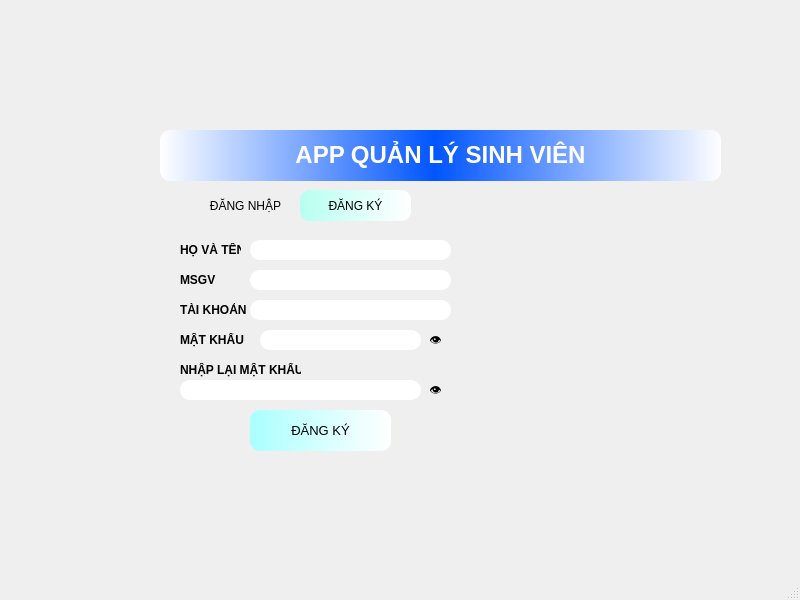
First picture: the form in GiaoDien_Table/log_in.ui, repository ThaiThuan-star/KTLT-CK, before the edit.
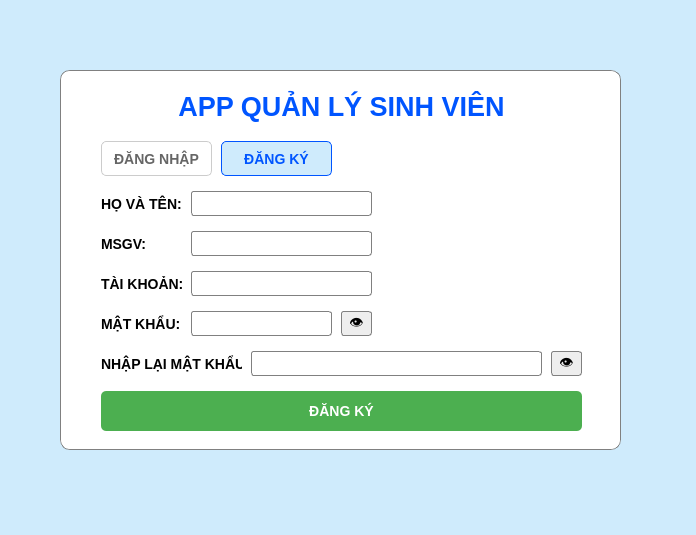
Second picture: the form after the edit. Icons and pictures are not drawn.

Diff of the .ui file:
```diff
--- a/GiaoDien_Table/log_in.ui
+++ b/GiaoDien_Table/log_in.ui
@@ -6,25 +6,29 @@
    <rect>
     <x>0</x>
     <y>0</y>
-    <width>800</width>
-    <height>600</height>
+    <width>696</width>
+    <height>535</height>
    </rect>
   </property>
   <property name="windowTitle">
-   <string>MainWindow</string>
+   <string>Đăng Nhập - Hệ Thống Quản Lý Sinh Viên</string>
+  </property>
+  <property name="styleSheet">
+   <string notr="true">background: #CFEBFC;
+font-family: 'Times New Roman'; font-size: 14px;</string>
   </property>
   <widget class="QWidget" name="centralwidget">
    <widget class="QStackedWidget" name="stackedWidget">
     <property name="geometry">
      <rect>
-      <x>160</x>
-      <y>130</y>
+      <x>60</x>
+      <y>70</y>
       <width>561</width>
-      <height>331</height>
+      <height>380</height>
      </rect>
     </property>
     <property name="styleSheet">
-     <string notr="true">border-radius: 10px;</string>
+     <string notr="true">QStackedWidget { background: white; border-radius: 10px; border: 1px solid gray; }</string>
     </property>
     <property name="currentIndex">
      <number>1</number>
@@ -213,11 +217,14 @@
      </widget>
     </widget>
     <widget class="QWidget" name="dangki">
+     <property name="styleSheet">
+      <string notr="true">background: white; border-radius: 10px;</string>
+     </property>
      <widget class="QLabel" name="lbl_TD_2">
       <property name="geometry">
        <rect>
         <x>0</x>
-        <y>0</y>
+        <y>10</y>
         <width>561</width>
         <height>51</height>
        </rect>
@@ -226,11 +233,10 @@
        <cursorShape>SplitHCursor</cursorShape>
       </property>
       <property name="styleSheet">
-       <string notr="true">background-color:qlineargradient(spread:pad, x1:0, y1:0, x2:1, y2:0, stop:0 rgba(255, 255, 255, 255), stop:0.488636 rgba(0, 85, 255, 255), stop:1 rgba(255, 255, 255, 255));
-font: 87 8pt &quot;Arial Black&quot;;</string>
+       <string notr="true">font-size: 20pt; font-weight: bold; color: #0055ff; background: transparent;</string>
       </property>
       <property name="text">
-       <string>&lt;html&gt;&lt;head/&gt;&lt;body&gt;&lt;p align=&quot;center&quot;&gt;&lt;span style=&quot; font-size:18pt; font-weight:600; color:#ffffff;&quot;&gt;APP QUẢN LÝ SINH VIÊN&lt;/span&gt;&lt;/p&gt;&lt;/body&gt;&lt;/html&gt;</string>
+       <string>APP QUẢN LÝ SINH VIÊN</string>
       </property>
       <property name="alignment">
        <set>Qt::AlignCenter</set>
@@ -239,14 +245,14 @@
      <widget class="QPushButton" name="btn_dn2">
       <property name="geometry">
        <rect>
-        <x>30</x>
-        <y>60</y>
+        <x>40</x>
+        <y>70</y>
         <width>111</width>
-        <height>31</height>
+        <height>35</height>
        </rect>
       </property>
       <property name="styleSheet">
-       <string notr="true"/>
+       <string notr="true">background: white; color: #666; font-weight: bold; border: 1px solid #ccc; border-radius: 5px;</string>
       </property>
       <property name="text">
        <string>ĐĂNG NHẬP</string>
@@ -255,14 +261,14 @@
      <widget class="QPushButton" name="btn_dk2">
       <property name="geometry">
        <rect>
-        <x>140</x>
-        <y>60</y>
+        <x>160</x>
+        <y>70</y>
         <width>111</width>
-        <height>31</height>
+        <height>35</height>
        </rect>
       </property>
       <property name="styleSheet">
-       <string notr="true">background-color:qlineargradient(spread:pad, x1:0, y1:0, x2:1, y2:0, stop:0 rgba(183, 255, 241, 255), stop:1 rgba(255, 255, 255, 255))</string>
+       <string notr="true">background: #CFEBFC; color: #0055ff; font-weight: bold; border: 1px solid #0055ff; border-radius: 5px;</string>
       </property>
       <property name="text">
        <string>ĐĂNG KÝ</string>
@@ -271,100 +277,118 @@
      <widget class="QLabel" name="lbl_hvt">
       <property name="geometry">
        <rect>
-        <x>20</x>
-        <y>110</y>
-        <width>61</width>
-        <height>21</height>
+        <x>40</x>
+        <y>120</y>
+        <width>81</width>
+        <height>25</height>
        </rect>
       </property>
       <property name="styleSheet">
-       <string notr="true"/>
+       <string notr="true">font-weight: bold; background: transparent;</string>
       </property>
       <property name="text">
-       <string>&lt;html&gt;&lt;head/&gt;&lt;body&gt;&lt;p&gt;&lt;span style=&quot; font-weight:600;&quot;&gt;HỌ VÀ TÊN&lt;/span&gt;&lt;/p&gt;&lt;/body&gt;&lt;/html&gt;</string>
+       <string>HỌ VÀ TÊN:</string>
       </property>
      </widget>
      <widget class="QLineEdit" name="txt_hvt">
       <property name="geometry">
        <rect>
-        <x>90</x>
-        <y>110</y>
-        <width>201</width>
-        <height>20</height>
+        <x>130</x>
+        <y>120</y>
+        <width>181</width>
+        <height>25</height>
        </rect>
       </property>
+      <property name="styleSheet">
+       <string notr="true">background: white; padding: 2px; border: 1px solid gray; border-radius: 3px;</string>
+      </property>
      </widget>
      <widget class="QLabel" name="lbl_mssv">
       <property name="geometry">
        <rect>
-        <x>20</x>
-        <y>140</y>
-        <width>61</width>
-        <height>21</height>
+        <x>40</x>
+        <y>160</y>
+        <width>81</width>
+        <height>25</height>
        </rect>
       </property>
+      <property name="styleSheet">
+       <string notr="true">font-weight: bold; background: transparent;</string>
+      </property>
       <property name="text">
-       <string>&lt;html&gt;&lt;head/&gt;&lt;body&gt;&lt;p&gt;&lt;span style=&quot; font-weight:600;&quot;&gt;MSGV&lt;/span&gt;&lt;/p&gt;&lt;/body&gt;&lt;/html&gt;</string>
+       <string>MSGV:</string>
       </property>
      </widget>
      <widget class="QLineEdit" name="txt_mssv">
       <property name="geometry">
        <rect>
-        <x>90</x>
-        <y>140</y>
-        <width>201</width>
-        <height>20</height>
+        <x>130</x>
+        <y>160</y>
+        <width>181</width>
+        <height>25</height>
        </rect>
       </property>
+      <property name="styleSheet">
+       <string notr="true">background: white; padding: 2px; border: 1px solid gray; border-radius: 3px;</string>
+      </property>
      </widget>
      <widget class="QLabel" name="lbl_tk2">
       <property name="geometry">
        <rect>
-        <x>20</x>
-        <y>170</y>
-        <width>71</width>
-        <height>21</height>
+        <x>40</x>
+        <y>200</y>
+        <width>81</width>
+        <height>25</height>
        </rect>
       </property>
+      <property name="styleSheet">
+       <string notr="true">font-weight: bold; background: transparent;</string>
+      </property>
       <property name="text">
-       <string>&lt;html&gt;&lt;head/&gt;&lt;body&gt;&lt;p&gt;&lt;span style=&quot; font-weight:600;&quot;&gt;TÀI KHOẢN&lt;/span&gt;&lt;/p&gt;&lt;/body&gt;&lt;/html&gt;</string>
+       <string>TÀI KHOẢN:</string>
       </property>
      </widget>
      <widget class="QLineEdit" name="txt_tk2">
       <property name="geometry">
        <rect>
-        <x>90</x>
-        <y>170</y>
-        <width>201</width>
-        <height>20</height>
+        <x>130</x>
+        <y>200</y>
+        <width>181</width>
+        <height>25</height>
        </rect>
       </property>
-      <property name="echoMode">
-       <enum>QLineEdit::Normal</enum>
+      <property name="styleSheet">
+       <string notr="true">background: white; padding: 2px; border: 1px solid gray; border-radius: 3px;</string>
       </property>
      </widget>
      <widget class="QLabel" name="lbl_mk2">
       <property name="geometry">
        <rect>
-        <x>20</x>
-        <y>200</y>
-        <width>71</width>
-        <height>21</height>
+        <x>40</x>
+        <y>240</y>
+        <width>81</width>
+        <height>25</height>
        </rect>
       </property>
+      <property name="styleSheet">
+       <string notr="true">font-weight: bold; background: transparent;</string>
+      </property>
       <property name="text">
-       <string>&lt;html&gt;&lt;head/&gt;&lt;body&gt;&lt;p&gt;&lt;span style=&quot; font-weight:600;&quot;&gt;MẬT KHẨU&lt;/span&gt;&lt;/p&gt;&lt;/body&gt;&lt;/html&gt;</string>
+       <string>MẬT KHẨU:</string>
       </property>
      </widget>
      <widget class="QLineEdit" name="txt_mk2">
       <property name="geometry">
        <rect>
-        <x>100</x>
-        <y>200</y>
-        <width>161</width>
-        <height>20</height>
+        <x>130</x>
+        <y>240</y>
+        <width>141</width>
+        <height>25</height>
        </rect>
       </property>
+      <property name="styleSheet">
+       <string notr="true">background: white; padding: 2px; border: 1px solid gray; border-radius: 3px;</string>
+      </property>
       <property name="echoMode">
        <enum>QLineEdit::Password</enum>
       </property>
@@ -372,12 +396,15 @@
      <widget class="QPushButton" name="btn_eyemk2">
       <property name="geometry">
        <rect>
-        <x>260</x>
-        <y>200</y>
+        <x>280</x>
+        <y>240</y>
         <width>31</width>
-        <height>23</height>
+        <height>25</height>
        </rect>
       </property>
+      <property name="styleSheet">
+       <string notr="true">background: #eee; border: 1px solid gray; border-radius: 3px;</string>
+      </property>
       <property name="text">
        <string>👁️</string>
       </property>
@@ -385,25 +412,31 @@
      <widget class="QLabel" name="lbl_nlmk">
       <property name="geometry">
        <rect>
-        <x>20</x>
-        <y>230</y>
-        <width>121</width>
-        <height>21</height>
+        <x>40</x>
+        <y>280</y>
+        <width>141</width>
+        <height>25</height>
        </rect>
       </property>
+      <property name="styleSheet">
+       <string notr="true">font-weight: bold; background: transparent;</string>
+      </property>
       <property name="text">
-       <string>&lt;html&gt;&lt;head/&gt;&lt;body&gt;&lt;p&gt;&lt;span style=&quot; font-weight:600;&quot;&gt;NHẬP LẠI MẬT KHẨU&lt;/span&gt;&lt;/p&gt;&lt;/body&gt;&lt;/html&gt;</string>
+       <string>NHẬP LẠI MẬT KHẨU:</string>
       </property>
      </widget>
      <widget class="QLineEdit" name="txt_nlmk">
       <property name="geometry">
        <rect>
-        <x>20</x>
-        <y>250</y>
-        <width>241</width>
-        <height>20</height>
+        <x>190</x>
+        <y>280</y>
+        <width>291</width>
+        <height>25</height>
        </rect>
       </property>
+      <property name="styleSheet">
+       <string notr="true">background: white; padding: 2px; border: 1px solid gray; border-radius: 3px;</string>
+      </property>
       <property name="echoMode">
        <enum>QLineEdit::Password</enum>
       </property>
@@ -411,12 +444,15 @@
      <widget class="QPushButton" name="btn_eyenlmk">
       <property name="geometry">
        <rect>
-        <x>260</x>
-        <y>250</y>
+        <x>490</x>
+        <y>280</y>
         <width>31</width>
-        <height>23</height>
+        <height>25</height>
        </rect>
       </property>
+      <property name="styleSheet">
+       <string notr="true">background: #eee; border: 1px solid gray; border-radius: 3px;</string>
+      </property>
       <property name="text">
        <string>👁️</string>
       </property>
@@ -424,20 +460,17 @@
      <widget class="QPushButton" name="btn_dkc">
       <property name="geometry">
        <rect>
-        <x>90</x>
-        <y>280</y>
-        <width>141</width>
-        <height>41</height>
+        <x>40</x>
+        <y>320</y>
+        <width>481</width>
+        <height>40</height>
        </rect>
       </property>
       <property name="cursor">
        <cursorShape>WaitCursor</cursorShape>
       </property>
       <property name="styleSheet">
-       <string notr="true">background-color:qlineargradient(spread:pad, x1:0, y1:0, x2:1, y2:0, stop:0 rgba(170, 255, 255, 255), stop:1 rgba(255, 255, 255, 255));
-font-size: 10pt;
-font-family: &quot;MS Shell Dlg 2&quot;;
-</string>
+       <string notr="true">background: #4CAF50; color: white; font-weight: bold; padding: 8px; border-radius: 5px;</string>
       </property>
       <property name="text">
        <string>ĐĂNG KÝ</string>
@@ -447,13 +480,13 @@
       <property name="geometry">
        <rect>
         <x>340</x>
-        <y>90</y>
+        <y>70</y>
         <width>181</width>
         <height>181</height>
        </rect>
       </property>
       <property name="styleSheet">
-       <string notr="true"/>
+       <string notr="true">background: transparent;</string>
       </property>
       <property name="text">
        <string/>
```
Left out of the diff: 135 changed lines with no effect on the pictures.
